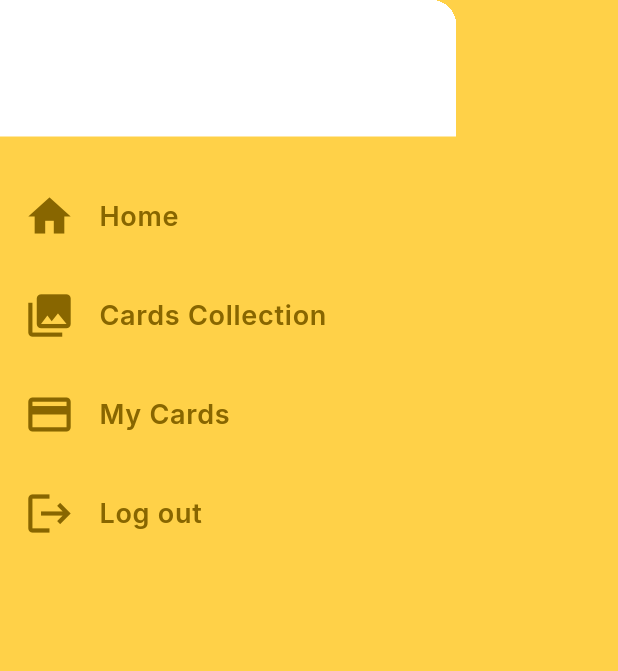
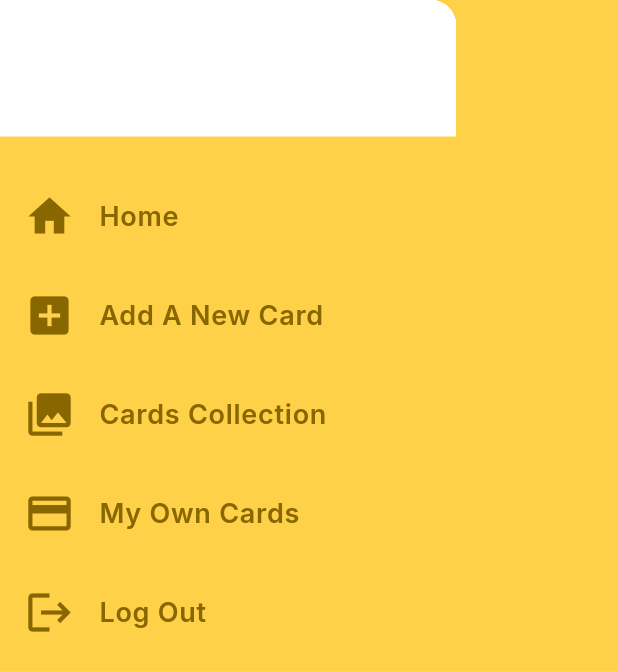
Before and after one commit to sean-xiao-zhao7/nectar_app, a Flutter app: the MyDrawer widget shown alone on an empty page, opened directly, on a phone screen of 412 x 824 dp. Shown: the top 671 px of the screen. Run offline on Flutter 3.47's test engine with Material 3 defaults, Android fonts, the phone set to English and light mode, and no system bars; our stand-ins replace firebase_ai, firebase_auth, firebase_core, firebase_database, google_fonts, google_sign_in; accounts and stored records are empty; generated files the repository leaves out were written again.

```diff
--- a/lib/components/layout/my_drawer.dart
+++ b/lib/components/layout/my_drawer.dart
@@ -1,5 +1,6 @@
 import 'package:flutter/material.dart';
 import 'package:firebase_auth/firebase_auth.dart';
+import 'package:nectar_app/helpers/ai_card_recognition_service.dart';
 
 import 'package:nectar_app/screens/auth/login_screen.dart';
 import 'package:nectar_app/screens/auth/logout_screen.dart';
@@ -178,6 +179,20 @@ class MyDrawer extends StatelessWidget {
               ),
               ListTile(
                 leading: Icon(
+                  Icons.add_box,
+                  size: 34,
+                ),
+                title: Text(
+                  'Add A New Card',
+                  style: menuTextStyle,
+                ),
+                onTap: () {
+                  AICardRecognitionService.generateNectarCard(
+                      'Starbucks Coffee');
+                },
+              ),
+              ListTile(
+                leading: Icon(
                   Icons.collections,
                   size: 34,
                 ),
@@ -200,7 +215,7 @@ class MyDrawer extends StatelessWidget {
                   size: 34,
                 ),
                 title: Text(
-                  'My Cards',
+                  'My Own Cards',
                   style: menuTextStyle,
                 ),
                 onTap: () {
@@ -218,7 +233,7 @@ class MyDrawer extends StatelessWidget {
                   size: 34,
                 ),
                 title: Text(
-                  'Log out',
+                  'Log Out',
                   style: menuTextStyle,
                 ),
                 onTap: () {
--- a/lib/main.dart
+++ b/lib/main.dart
@@ -1,10 +1,9 @@
 import 'package:flutter/material.dart';
+import 'package:firebase_core/firebase_core.dart';
+import 'firebase_options.dart';
 
 import 'package:nectar_app/theme/main_theme.dart';
 import 'package:nectar_app/screens/home_screen.dart';
-
-import 'package:firebase_core/firebase_core.dart';
-import 'firebase_options.dart';
 
 /// Nectar App entry point
 ///
```
Also changed, not shown: lib/helpers/ai_card_recognition_service.dart (+9 -20 lines).
